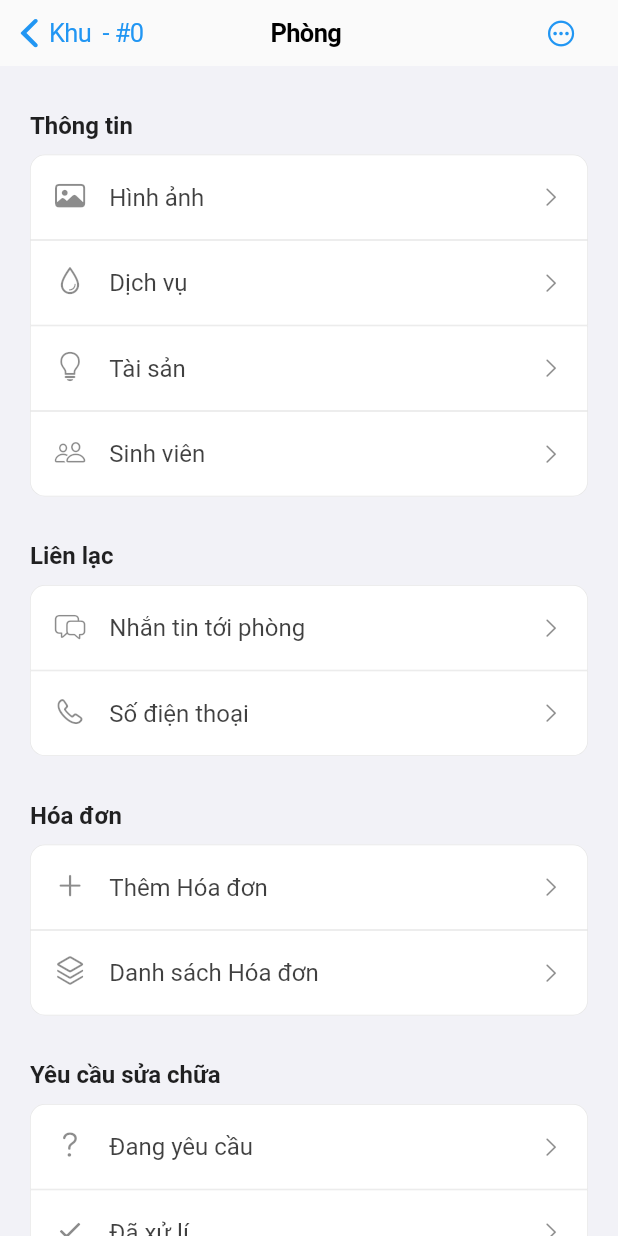
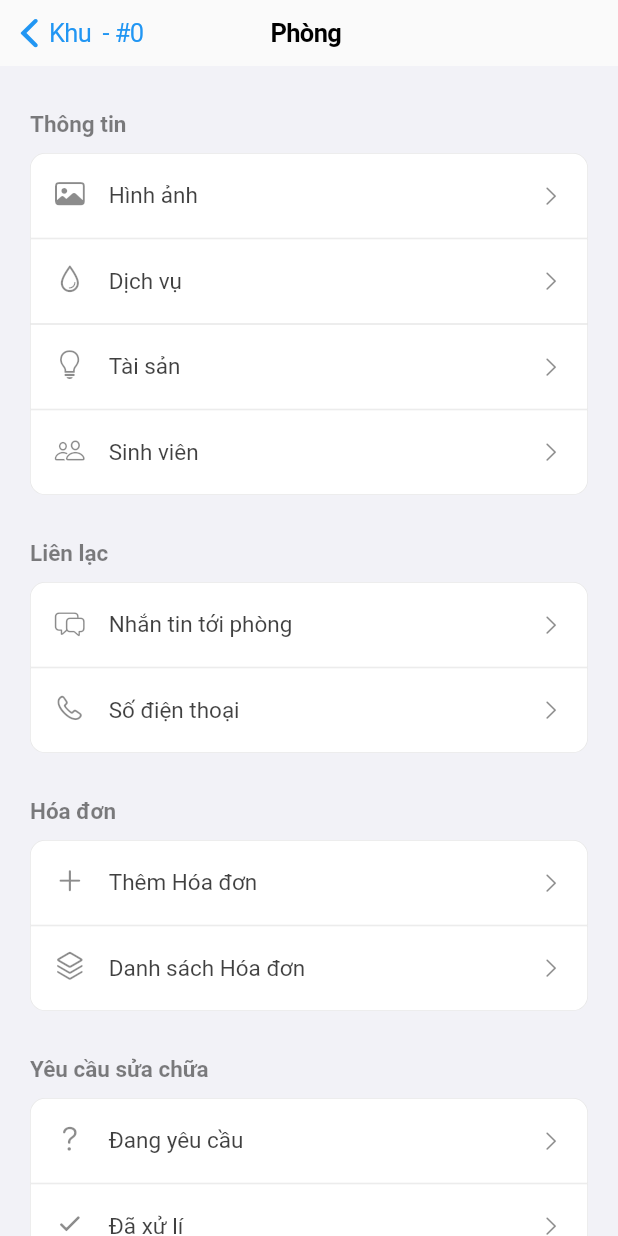
Before and after one commit to bvu-dormitory/bvu-dormitory, a Flutter app: the AdminRoomsDetailScreen screen opened directly with empty values, on a phone screen of 412 x 824 dp. Run offline on Flutter 3.47's test engine with Material 2 defaults, Android fonts, the phone set to English and light mode, and no system bars; our stand-ins replace animated_text_kit, carousel_slider, cloud_firestore, connectivity, firebase_auth, firebase_core and 5 more; missing offline and left inert: dart:ffi; accounts and stored records are empty; generated files the repository leaves out were written again.

Commit message:
refactor admin-room-degtail-menu-item icon style

```diff
--- /dev/null
+++ b/lib/repositories/room.repository.dart
@@ -0,0 +1,5 @@
+import 'package:bvu_dormitory/base/base.firestore.repo.dart';
+
+class RoomRepository extends FireStoreRepository {
+  RoomRepository() : super(collectionPath: 'buildings');
+}
--- /dev/null
+++ b/lib/screens/admin/manage/rooms/detail/images/rooms.detail.images.screen.dart
@@ -0,0 +1,66 @@
+import 'dart:developer';
+
+import 'package:bvu_dormitory/app/constants/app.colors.dart';
+import 'package:flutter/cupertino.dart';
+import 'package:flutter/material.dart';
+import 'package:flutter/widgets.dart';
+
+import 'package:bvu_dormitory/base/base.screen.dart';
+import 'package:bvu_dormitory/models/floor.dart';
+import 'package:bvu_dormitory/models/room.dart';
+import 'package:bvu_dormitory/models/building.dart';
+
+import 'rooms.detail.images.controller.dart';
+
+class AdminRoomsDetailImagesScreen
+    extends BaseScreen<AdminRoomsDetailImagesController> {
+  //
+  AdminRoomsDetailImagesScreen({
+    Key? key,
+    required String previousPageTitle,
+    required this.building,
+    required this.floor,
+    required this.room,
+  }) : super(key: key, previousPageTitle: previousPageTitle);
+
+  final Building building;
+  final Floor floor;
+  final Room room;
+
+  @override
+  AdminRoomsDetailImagesController initController(BuildContext context) {
+    return AdminRoomsDetailImagesController(
+      context: context,
+      building: building,
+      floor: floor,
+      room: room,
+    );
+  }
+
+  @override
+  Widget body(BuildContext context) {
+    return Scaffold(
+      backgroundColor: AppColor.backgroundColor,
+      body: SafeArea(
+        child: SingleChildScrollView(
+          padding: const EdgeInsets.all(20),
+          child: Text(
+            controller.appLocalizations?.admin_manage_repair ??
+                "admin_manage_repair",
+          ),
+        ),
+      ),
+    );
+  }
+
+  @override
+  CupertinoNavigationBar? navigationBar(BuildContext context) {
+    return CupertinoNavigationBar(
+      previousPageTitle: previousPageTitle,
+      middle: Text(
+        controller.appLocalizations?.admin_manage_rooms_detail_images ??
+            "admin_manage_rooms_detail_images",
+      ),
+    );
+  }
+}
--- a/lib/screens/admin/manage/rooms/detail/rooms.detail.controller.dart
+++ b/lib/screens/admin/manage/rooms/detail/rooms.detail.controller.dart
@@ -9,10 +9,11 @@ import 'package:bvu_dormitory/models/building.dart';
 import 'package:bvu_dormitory/models/floor.dart';
 import 'package:bvu_dormitory/models/room.dart';
 import 'package:bvu_dormitory/repositories/building.repository.dart';
+import 'package:bvu_dormitory/screens/admin/manage/rooms/detail/images/rooms.detail.images.screen.dart';
 
 class AdminRoomMenuItem {
   String title;
-  Icon icon;
+  IconData icon;
   Function? onPressed;
 
   AdminRoomMenuItem({required this.title, required this.icon, this.onPressed});
@@ -42,12 +43,12 @@ class AdminRoomsDetailController extends BaseController {
         AdminRoomMenuItem(
           title: appLocalizations?.admin_manage_rooms_detail_contact_chat ??
               "admin_manage_rooms_detail_contact_chat",
-          icon: const Icon(CupertinoIcons.bubble_left_bubble_right),
+          icon: CupertinoIcons.bubble_left_bubble_right,
         ),
         AdminRoomMenuItem(
           title: appLocalizations?.admin_manage_rooms_detail_contact_phone ??
               "admin_manage_rooms_detail_contact_phone",
-          icon: const Icon(CupertinoIcons.phone),
+          icon: CupertinoIcons.phone,
           onPressed: () {
             showCupertinoModalBottomSheet(
               context: context,
@@ -61,23 +62,35 @@ class AdminRoomsDetailController extends BaseController {
 
   List<AdminRoomMenuItem> get infoMenuItems => [
         AdminRoomMenuItem(
-          title: appLocalizations?.admin_manage_rooms_detail_images ??
-              "admin_manage_rooms_detail_images",
-          icon: const Icon(CupertinoIcons.photo),
-        ),
+            title: appLocalizations?.admin_manage_rooms_detail_images ??
+                "admin_manage_rooms_detail_images",
+            icon: CupertinoIcons.photo,
+            onPressed: () {
+              Navigator.of(context).push(
+                MaterialPageRoute(
+                  builder: (context) => AdminRoomsDetailImagesScreen(
+                    building: building,
+                    floor: floor,
+                    room: room,
+                    previousPageTitle:
+                        "${appLocalizations?.admin_manage_room ?? "admin_manage_room"} ${room.name}",
+                  ),
+                ),
+              );
+            }),
         AdminRoomMenuItem(
           title:
               appLocalizations?.admin_manage_service ?? "admin_manage_service",
-          icon: const Icon(CupertinoIcons.drop),
+          icon: CupertinoIcons.drop,
         ),
         AdminRoomMenuItem(
           title: appLocalizations?.admin_manage_item ?? "admin_manage_item",
-          icon: const Icon(CupertinoIcons.lightbulb),
+          icon: CupertinoIcons.lightbulb,
         ),
         AdminRoomMenuItem(
           title:
               appLocalizations?.admin_manage_student ?? "admin_manage_student",
-          icon: const Icon(CupertinoIcons.person_2),
+          icon: CupertinoIcons.person_2,
         ),
       ];
 
@@ -85,12 +98,12 @@ class AdminRoomsDetailController extends BaseController {
         AdminRoomMenuItem(
           title: appLocalizations?.admin_manage_rooms_detail_invoice_add ??
               "admin_manage_rooms_detail_invoice_add",
-          icon: const Icon(CupertinoIcons.add),
+          icon: CupertinoIcons.add,
         ),
         AdminRoomMenuItem(
           title: appLocalizations?.admin_manage_rooms_detail_invoice_list ??
               "admin_manage_rooms_detail_invoice_list",
-          icon: const Icon(CupertinoIcons.square_stack_3d_up),
+          icon: CupertinoIcons.square_stack_3d_up,
         ),
       ];
 
@@ -98,12 +111,12 @@ class AdminRoomsDetailController extends BaseController {
         AdminRoomMenuItem(
           title: appLocalizations?.admin_manage_rooms_detail_repair_list ??
               "admin_manage_rooms_detail_repair_list",
-          icon: const Icon(CupertinoIcons.question),
+          icon: CupertinoIcons.question,
         ),
         AdminRoomMenuItem(
           title: appLocalizations?.admin_manage_rooms_detail_repair_history ??
               "admin_manage_rooms_detail_repair_history",
-          icon: const Icon(CupertinoIcons.checkmark_alt),
+          icon: CupertinoIcons.checkmark_alt,
         ),
       ];
 }
--- a/lib/screens/admin/manage/rooms/detail/rooms.detail.screen.dart
+++ b/lib/screens/admin/manage/rooms/detail/rooms.detail.screen.dart
@@ -52,10 +52,11 @@ class AdminRoomsDetailScreen extends StatelessWidget {
       transitionBetweenRoutes: true,
       previousPageTitle: _previousPageTitle(context),
       middle: Text(_middleString(context)),
-      trailing: CupertinoButton(
-          padding: EdgeInsets.zero,
-          child: const Icon(CupertinoIcons.ellipsis_circle),
-          onPressed: () {}),
+      // trailing: CupertinoButton(
+      //   padding: EdgeInsets.zero,
+      //   child: const Icon(CupertinoIcons.ellipsis_circle),
+      //   onPressed: () {},
+      // ),
     );
   }
 
--- a/lib/screens/admin/manage/rooms/detail/widgets/rooms.detail.body.dart
+++ b/lib/screens/admin/manage/rooms/detail/widgets/rooms.detail.body.dart
@@ -59,9 +59,10 @@ class _AdminRoomsDetailBodyState extends State<AdminRoomsDetailBody> {
       children: [
         Text(
           title,
-          style: const TextStyle(
+          style: TextStyle(
+            color: Colors.black.withOpacity(0.5),
             fontWeight: FontWeight.w600,
-            fontSize: 16,
+            fontSize: 15,
           ),
         ),
         const SizedBox(height: 10),
@@ -69,9 +70,7 @@ class _AdminRoomsDetailBodyState extends State<AdminRoomsDetailBody> {
           children: List.generate(
             items.length,
             (index) => _menuItem(
-              title: items[index].title,
-              icon: items[index].icon,
-              onPressed: items[index].onPressed,
+              icon: items[index],
               isFirst: index == 0,
               isLast: index == items.length - 1,
             ),
@@ -82,16 +81,14 @@ class _AdminRoomsDetailBodyState extends State<AdminRoomsDetailBody> {
   }
 
   _menuItem({
-    required String title,
-    required Icon icon,
-    Function? onPressed,
+    required AdminRoomMenuItem icon,
     bool isFirst = false,
     bool isLast = false,
   }) {
     return CupertinoButton(
       onPressed: () {
-        if (onPressed != null) {
-          onPressed();
+        if (icon.onPressed != null) {
+          icon.onPressed!();
         }
       },
       padding: const EdgeInsets.all(0),
@@ -110,15 +107,16 @@ class _AdminRoomsDetailBodyState extends State<AdminRoomsDetailBody> {
           ),
         ),
         child: ListTile(
-          leading: icon,
+          leading: Icon(icon.icon, size: 20),
           minLeadingWidth: 10,
           trailing: const Icon(CupertinoIcons.right_chevron, size: 16),
           title: Text(
-            title,
+            icon.title,
             textAlign: TextAlign.left,
             style: TextStyle(
               color: Colors.black.withOpacity(0.75),
               fontWeight: FontWeight.w400,
+              fontSize: 15,
               // fontSize: 20,
             ),
           ),
```
Also changed, not shown: lib/base/base.screen.dart (added, +44 -0 lines), lib/screens/admin/manage/rooms/detail/images/rooms.detail.images.controller.dart (added, +21 -0 lines), lib/screens/admin/manage/rooms/detail/invoices/rooms.detail.invoices.controller.dart (added, +7 -0 lines), lib/screens/admin/manage/rooms/detail/invoices/rooms.detail.invoices.screen.dart (renamed from lib/screens/admin/manage/rooms/detail/widgets/rooms.detail.students.dart, +17 -7 lines), lib/screens/admin/manage/rooms/detail/items/rooms.detail.items.controller.dart (added, +7 -0 lines), lib/screens/admin/manage/rooms/detail/items/rooms.detail.items.screen.dart (renamed from lib/screens/admin/manage/rooms/detail/widgets/rooms.detail.items.dart, +6 -4 lines), lib/screens/admin/manage/rooms/detail/services/rooms.detail.services.controller.dart (added, +7 -0 lines), lib/screens/admin/manage/rooms/detail/services/rooms.detail.services.screen.dart (renamed from lib/screens/admin/manage/rooms/detail/widgets/rooms.detail.services.dart, +6 -5 lines), lib/screens/admin/manage/rooms/detail/students/rooms.detail.students.controller.dart (added, +7 -0 lines), lib/screens/admin/manage/rooms/detail/students/rooms.detail.students.screen.dart (renamed from lib/screens/admin/manage/rooms/detail/widgets/rooms.detail.invoices.dart, +8 -16 lines), lib/screens/admin/manage/rooms/detail/widgets/rooms.detail.images.dart (deleted, +0 -57 lines), 2 other files.
